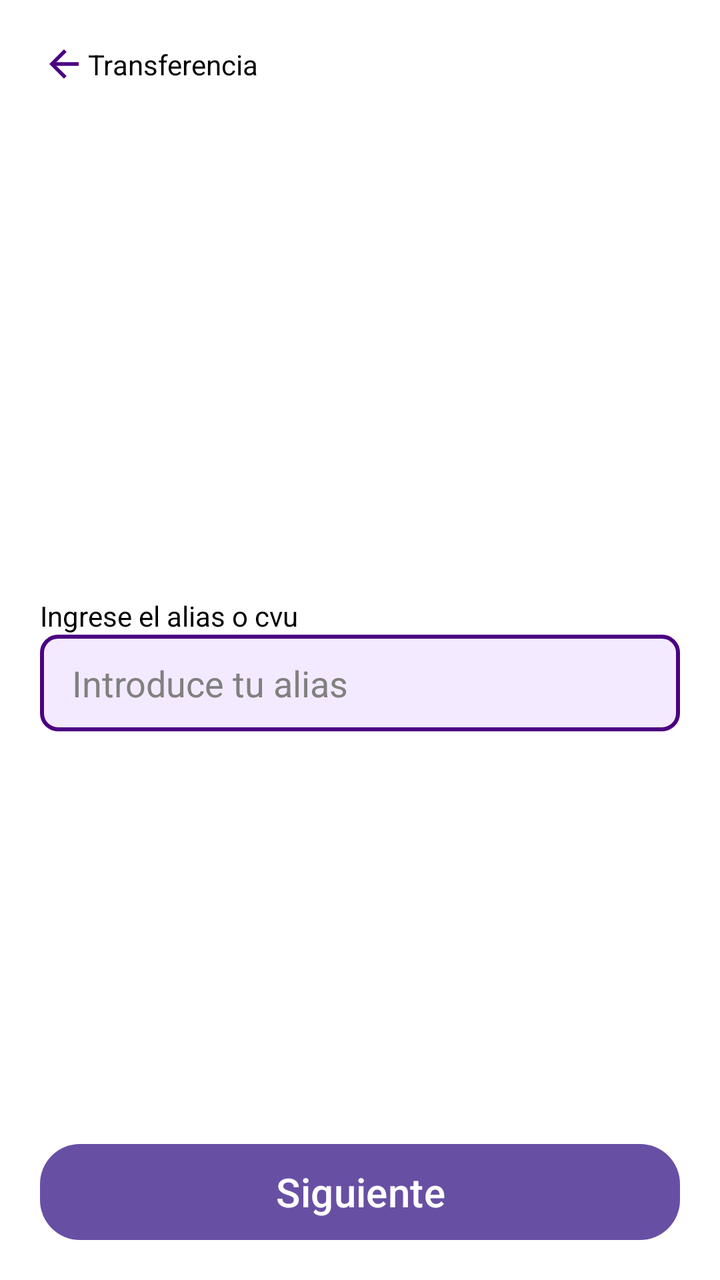
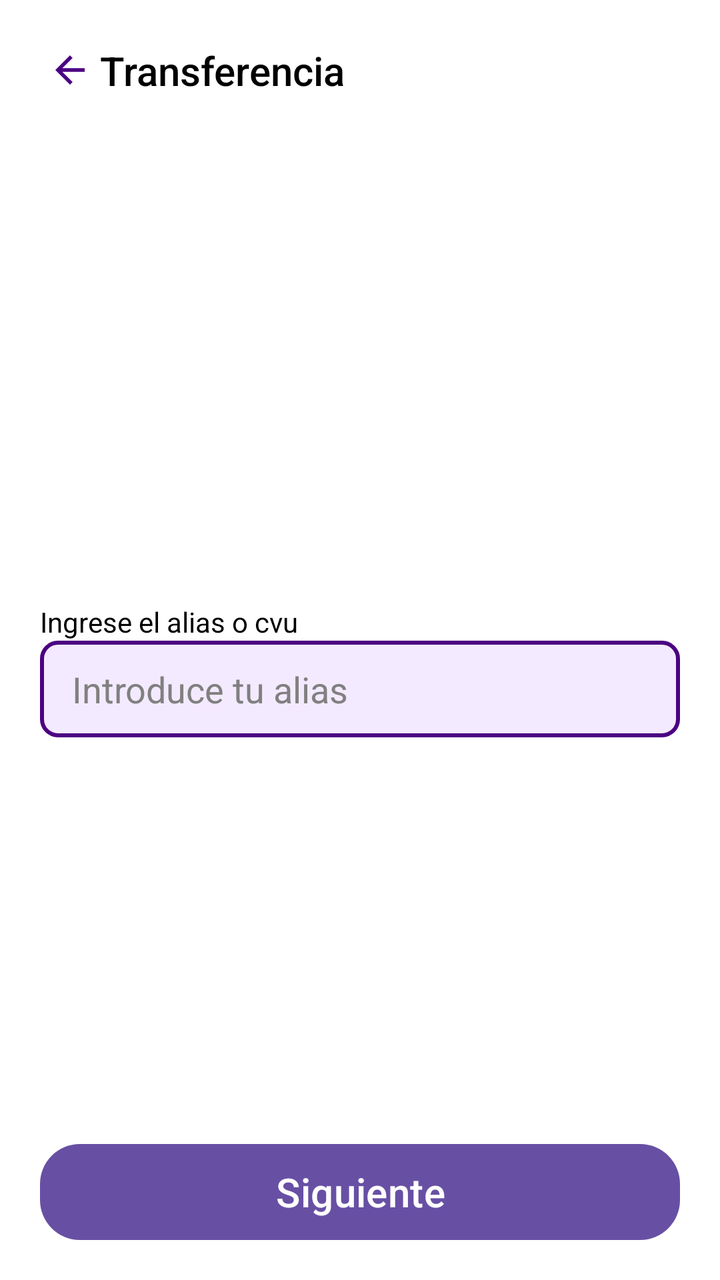

The first picture is an Android layout as it rendered before a commit; the second is the same layout after the commit. The layout source and the unified diff follow.
<!-- AndroidManifest.xml: application theme Theme.Kharon -->
<!-- res/layout/activity_transferencia_alias.xml -->
<?xml version="1.0" encoding="utf-8"?>
<androidx.constraintlayout.widget.ConstraintLayout xmlns:android="http://schemas.android.com/apk/res/android"
    xmlns:app="http://schemas.android.com/apk/res-auto"
    xmlns:tools="http://schemas.android.com/tools"
    android:layout_width="match_parent"
    android:layout_height="match_parent"
    android:background="@color/white"
    android:id="@+id/transferenciaAlias"
    tools:context=".views.TransferenciaAlias">
    <androidx.constraintlayout.widget.ConstraintLayout
        android:layout_width="0dp"
        android:layout_height="0dp"
        android:padding="20dp"
        app:layout_constraintTop_toTopOf="parent"
        app:layout_constraintBottom_toBottomOf="parent"
        app:layout_constraintStart_toStartOf="parent"
        app:layout_constraintEnd_toEndOf="parent">

        
        <androidx.constraintlayout.widget.ConstraintLayout
            android:id="@+id/toolbarAlias"
            android:layout_width="0dp"
            android:layout_height="wrap_content"
            app:layout_constraintEnd_toEndOf="parent"
            app:layout_constraintStart_toStartOf="parent"
            app:layout_constraintTop_toTopOf="parent"
        >
            <ImageView
                android:id="@+id/backBtnToolbarAlias"
                android:layout_width="24dp"
                android:layout_height="24dp"
                android:src="@drawable/ic_arrow_left"
                app:tint="@color/indigo"
                app:layout_constraintStart_toStartOf="parent"
                app:layout_constraintEnd_toStartOf="@id/backBtnToolbarAlias"
                app:layout_constraintTop_toTopOf="parent"
                app:layout_constraintBottom_toBottomOf="parent"
                android:padding="1dp"
                android:background="?attr/selectableItemBackgroundBorderless"
                />
            <TextView
                android:id="@+id/tituloToolbarAlias"
                android:layout_width="0dp"
                android:layout_height="wrap_content"
                android:text="Transferencia"
                app:layout_constraintEnd_toEndOf="parent"
                app:layout_constraintStart_toEndOf="@id/backBtnToolbarAlias"
                app:layout_constraintTop_toTopOf="parent"
                app:layout_constraintBottom_toBottomOf="parent"
                android:textColor="@color/black"

            />

        </androidx.constraintlayout.widget.ConstraintLayout>

        
        <androidx.constraintlayout.widget.ConstraintLayout
            android:id="@+id/contenedorAlias"
            android:layout_width="0dp"
            android:layout_height="wrap_content"
            app:layout_constraintTop_toBottomOf="@id/toolbarAlias"
            app:layout_constraintEnd_toEndOf="parent"
            app:layout_constraintStart_toStartOf="parent"
            app:layout_constraintBottom_toBottomOf="@id/btnAliasSgt"
        >
            <TextView
                android:id="@+id/labelAlias"
                android:layout_width="0dp"
                android:layout_height="wrap_content"
                android:text="Ingrese el alias o cvu"
                android:textColor="@color/black"
                app:layout_constraintTop_toTopOf="parent"
                app:layout_constraintEnd_toEndOf="parent"
                app:layout_constraintStart_toStartOf="parent"
                android:layout_marginBottom="20dp"
            />
            <EditText
                android:id="@+id/inputAlias"
                android:layout_width="0dp"
                android:layout_height="wrap_content"
                android:inputType="text"
                android:background="@drawable/input"
                android:hint="Introduce tu alias"
                android:textColorHint="@color/grisIntermedio"
                android:textColor="@color/black"
                app:layout_constraintTop_toBottomOf="@id/labelAlias"
                app:layout_constraintEnd_toEndOf="parent"
                app:layout_constraintStart_toStartOf="parent"
                app:layout_constraintBottom_toBottomOf="parent"
            />

        </androidx.constraintlayout.widget.ConstraintLayout>
        <Button
            style="@style/TituloMediano"
            android:id="@+id/btnAliasSgt"
            android:layout_width="0dp"
            android:layout_height="wrap_content"
            android:text="Siguiente"
            android:background="@drawable/button"
            android:textColor="@color/white"
            app:layout_constraintEnd_toEndOf="parent"
            app:layout_constraintStart_toStartOf="parent"
            app:layout_constraintBottom_toBottomOf="parent"
            />



    </androidx.constraintlayout.widget.ConstraintLayout>


    </androidx.constraintlayout.widget.ConstraintLayout>
<!-- resources referenced by this layout -->
<resources>
  <color name="black">#FF000000</color>
  <color name="grisIntermedio">#808080</color>
  <color name="indigo">#4B0082</color>
  <color name="white">#FFFFFFFF</color>
  <!-- drawable button (drawable) -->
  <?xml version="1.0" encoding="utf-8"?>
  <shape xmlns:android="http://schemas.android.com/apk/res/android">
      <solid android:color="@color/indigo" />
      <corners android:radius="20dp" />
      <padding
          android:left="16dp"
          android:top="12dp"
          android:right="16dp"
          android:bottom="12dp"
          />
  </shape>
  <!-- drawable ic_arrow_left (drawable) -->
  <vector xmlns:android="http://schemas.android.com/apk/res/android" android:autoMirrored="true" android:height="24dp" android:tint="#000000" android:viewportHeight="24" android:viewportWidth="24" android:width="24dp">
        
      <path android:fillColor="@android:color/white" android:pathData="M20,11H7.83l5.59,-5.59L12,4l-8,8 8,8 1.41,-1.41L7.83,13H20v-2z"/>
      
  </vector>
  <!-- drawable input (drawable) -->
  <?xml version="1.0" encoding="utf-8"?>
  <shape android:shape="rectangle"
      xmlns:android="http://schemas.android.com/apk/res/android">
      <solid  android:color="@color/indigoClaro"/>
      <corners android:radius="8dp" />
      <stroke
          android:width="2dp"
          android:color="@color/indigo"
      />
      <padding
          android:left="16dp"
          android:top="12dp"
          android:right="16dp"
          android:bottom="12dp"
          />
  </shape>
  <style name="TituloMediano">
          <item name="android:textSize">20sp</item>
          <item name="android:fontFamily">sans-serif-medium</item>
      </style>
  <style name="Theme.Kharon" parent="Base.Theme.Kharon" />
  <color name="indigoClaro">#F4EAFF</color>
  <style name="Base.Theme.Kharon" parent="Theme.Material3.DayNight.NoActionBar">
          
          
      </style>
</resources>

<!-- the commit's change to res/layout/activity_transferencia_alias.xml (unified diff, before → after) -->
@@ -27,18 +27,19 @@
         >
             <ImageView
                 android:id="@+id/backBtnToolbarAlias"
-                android:layout_width="24dp"
-                android:layout_height="24dp"
+                android:layout_width="30dp"
+                android:layout_height="30dp"
                 android:src="@drawable/ic_arrow_left"
                 app:tint="@color/indigo"
                 app:layout_constraintStart_toStartOf="parent"
                 app:layout_constraintEnd_toStartOf="@id/backBtnToolbarAlias"
                 app:layout_constraintTop_toTopOf="parent"
                 app:layout_constraintBottom_toBottomOf="parent"
-                android:padding="1dp"
+                android:padding="4dp"
                 android:background="?attr/selectableItemBackgroundBorderless"
                 />
             <TextView
+                style="@style/TituloMediano"
                 android:id="@+id/tituloToolbarAlias"
                 android:layout_width="0dp"
                 android:layout_height="wrap_content"
